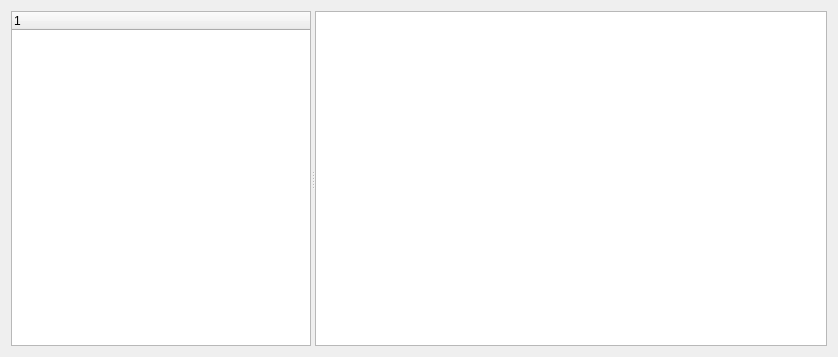
Above: Forms/QuizListWindow.ui from iatanasov77/qvocabulary before the change. Below: the same form after it.
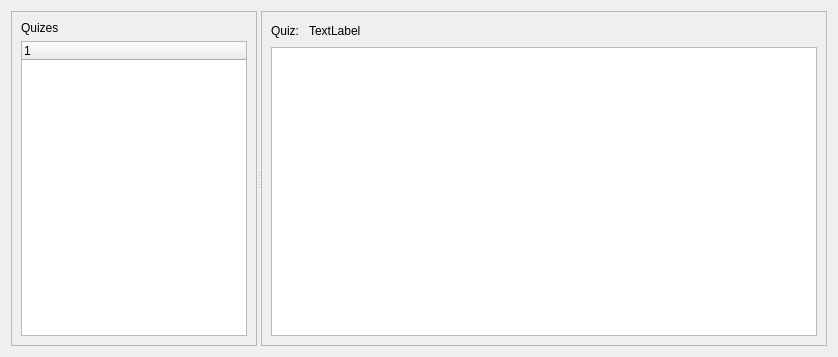
That is the form after the change.

```diff
--- a/Forms/QuizListWindow.ui
+++ b/Forms/QuizListWindow.ui
@@ -19,20 +19,106 @@
      <property name="orientation">
       <enum>Qt::Horizontal</enum>
      </property>
-     <widget class="QTreeWidget" name="treeWidget">
+     <widget class="QFrame" name="frame">
+      <property name="sizePolicy">
+       <sizepolicy hsizetype="Preferred" vsizetype="Preferred">
+        <horstretch>0</horstretch>
+        <verstretch>0</verstretch>
+       </sizepolicy>
+      </property>
       <property name="maximumSize">
        <size>
-        <width>300</width>
+        <width>16777191</width>
         <height>16777215</height>
        </size>
       </property>
-      <column>
-       <property name="text">
-        <string notr="true">1</string>
-       </property>
-      </column>
+      <property name="frameShape">
+       <enum>QFrame::StyledPanel</enum>
+      </property>
+      <property name="frameShadow">
+       <enum>QFrame::Raised</enum>
+      </property>
+      <layout class="QVBoxLayout" name="verticalLayout_2">
+       <item>
+        <widget class="QLabel" name="label">
+         <property name="text">
+          <string>Quizes</string>
+         </property>
+        </widget>
+       </item>
+       <item>
+        <widget class="QTreeWidget" name="treeWidget">
+         <property name="sizePolicy">
+          <sizepolicy hsizetype="Expanding" vsizetype="Expanding">
+           <horstretch>1</horstretch>
+           <verstretch>0</verstretch>
+          </sizepolicy>
+         </property>
+         <property name="maximumSize">
+          <size>
+           <width>424</width>
+           <height>16777215</height>
+          </size>
+         </property>
+         <property name="frameShadow">
+          <enum>QFrame::Sunken</enum>
+         </property>
+         <property name="sizeAdjustPolicy">
+          <enum>QAbstractScrollArea::AdjustToContents</enum>
+         </property>
+         <column>
+          <property name="text">
+           <string notr="true">1</string>
+          </property>
+         </column>
+        </widget>
+       </item>
+      </layout>
      </widget>
-     <widget class="QTableView" name="tableView"/>
+     <widget class="QFrame" name="frame_2">
+      <property name="frameShape">
+       <enum>QFrame::StyledPanel</enum>
+      </property>
+      <property name="frameShadow">
+       <enum>QFrame::Raised</enum>
+      </property>
+      <layout class="QVBoxLayout" name="verticalLayout_3">
+       <item>
+        <layout class="QHBoxLayout" name="horizontalLayout">
+         <item>
+          <widget class="QLabel" name="label_2">
+           <property name="text">
+            <string>Quiz: </string>
+           </property>
+          </widget>
+         </item>
+         <item>
+          <widget class="QLabel" name="quizTitle">
+           <property name="text">
+            <string>TextLabel</string>
+           </property>
+          </widget>
+         </item>
+         <item>
+          <spacer name="horizontalSpacer">
+           <property name="orientation">
+            <enum>Qt::Horizontal</enum>
+           </property>
+           <property name="sizeHint" stdset="0">
+            <size>
+             <width>40</width>
+             <height>20</height>
+            </size>
+           </property>
+          </spacer>
+         </item>
+        </layout>
+       </item>
+       <item>
+        <widget class="QTableView" name="tableView"/>
+       </item>
+      </layout>
+     </widget>
     </widget>
    </item>
   </layout>
```
